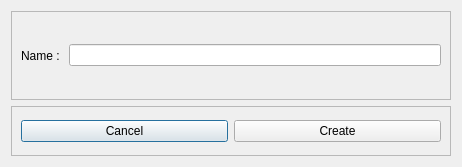
This is UIFiles/watchlistDetailsDlg.ui in ShubhamMandavkar/TYLiveProjectt-StockAutomationSystem as Qt 5 draws it before an edit. The edited form follows.
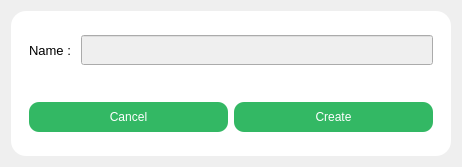
This is the edited form.

The edit to the form file:
```diff
--- a/UIFiles/watchlistDetailsDlg.ui
+++ b/UIFiles/watchlistDetailsDlg.ui
@@ -15,6 +15,22 @@
   </property>
   <layout class="QVBoxLayout" name="verticalLayout">
    <item>
+    <widget class="QFrame" name="frame_3">
+     <property name="styleSheet">
+      <string notr="true">QFrame{
+	color: rgb(0, 0, 0);
+	border-radius : 15px;
+	background-color:  white;
+}</string>
+     </property>
+     <property name="frameShape">
+      <enum>QFrame::StyledPanel</enum>
+     </property>
+     <property name="frameShadow">
+      <enum>QFrame::Raised</enum>
+     </property>
+     <layout class="QGridLayout" name="gridLayout">
+      <item row="0" column="0">
     <widget class="QFrame" name="frame_2">
      <property name="frameShape">
       <enum>QFrame::StyledPanel</enum>
@@ -25,23 +41,47 @@
      <layout class="QHBoxLayout" name="horizontalLayout">
       <item>
        <widget class="QLabel" name="lblName">
+           <property name="font">
+            <font>
+             <pointsize>10</pointsize>
+            </font>
+           </property>
         <property name="text">
          <string>Name : </string>
         </property>
        </widget>
       </item>
       <item>
-       <widget class="QLineEdit" name="leName"/>
+          <widget class="QLineEdit" name="leName">
+           <property name="minimumSize">
+            <size>
+             <width>0</width>
+             <height>30</height>
+            </size>
+           </property>
+           <property name="styleSheet">
+            <string notr="true">QLineEdit{
+background-color: rgb(239, 239, 239);
+}
+</string>
+           </property>
+          </widget>
       </item>
      </layout>
     </widget>
    </item>
-   <item>
+      <item row="1" column="0">
     <widget class="QFrame" name="frame">
+        <property name="minimumSize">
+         <size>
+          <width>0</width>
+          <height>30</height>
+         </size>
+        </property>
      <property name="maximumSize">
       <size>
        <width>16777215</width>
-       <height>50</height>
+          <height>16777215</height>
       </size>
      </property>
      <property name="frameShape">
@@ -53,6 +93,25 @@
      <layout class="QHBoxLayout" name="horizontalLayout_2">
       <item>
        <widget class="QPushButton" name="btnCancel">
+           <property name="minimumSize">
+            <size>
+             <width>0</width>
+             <height>30</height>
+            </size>
+           </property>
+           <property name="styleSheet">
+            <string notr="true">QPushButton{
+	background-color: #33b864;
+	color: rgb(255, 255, 255);
+	border-radius : 10px;
+	padding: 5px;	
+}
+
+QPushButton:hover{
+	background-color: #50c878;
+	color: rgb(0, 0, 0);
+}</string>
+           </property>
         <property name="text">
          <string>Cancel</string>
         </property>
@@ -60,9 +119,31 @@
       </item>
       <item>
        <widget class="QPushButton" name="btnCreate">
+           <property name="minimumSize">
+            <size>
+             <width>0</width>
+             <height>30</height>
+            </size>
+           </property>
+           <property name="styleSheet">
+            <string notr="true">QPushButton{
+	background-color: #33b864;
+	color: rgb(255, 255, 255);
+	border-radius : 10px;
+	padding: 5px;	
+}
+
+QPushButton:hover{
+	background-color: #50c878;
+	color: rgb(0, 0, 0);
+}</string>
+           </property>
         <property name="text">
          <string>Create</string>
         </property>
+          </widget>
+         </item>
+        </layout>
        </widget>
       </item>
      </layout>
```
Lines whose indentation alone changed are shown as unchanged.
